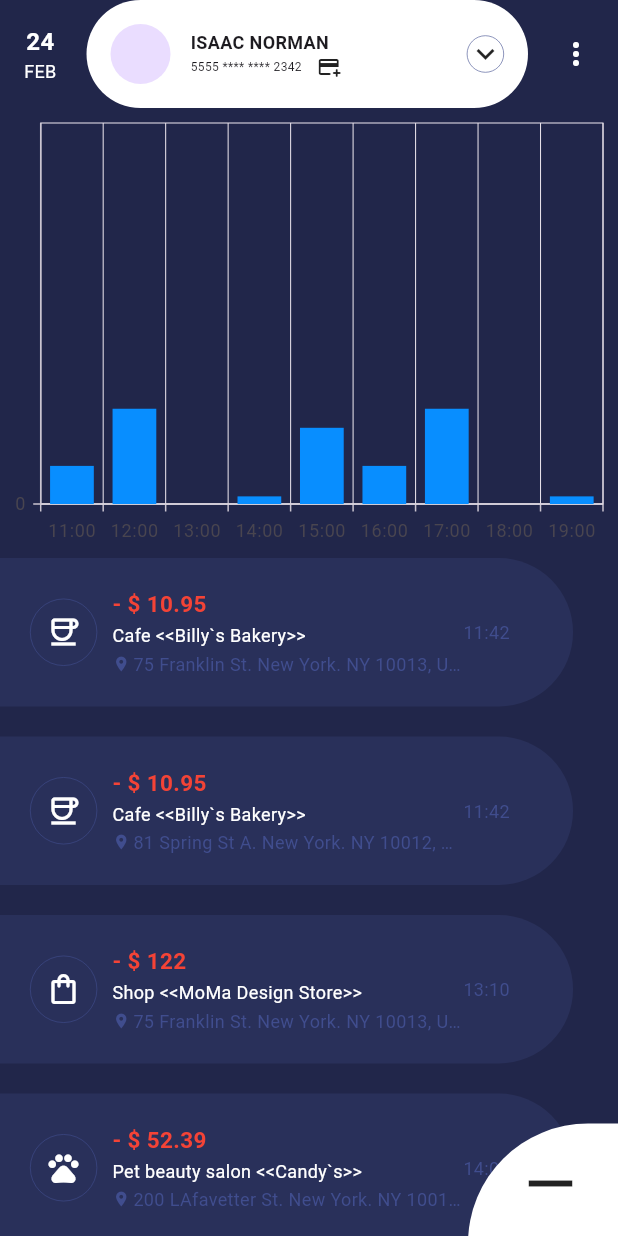
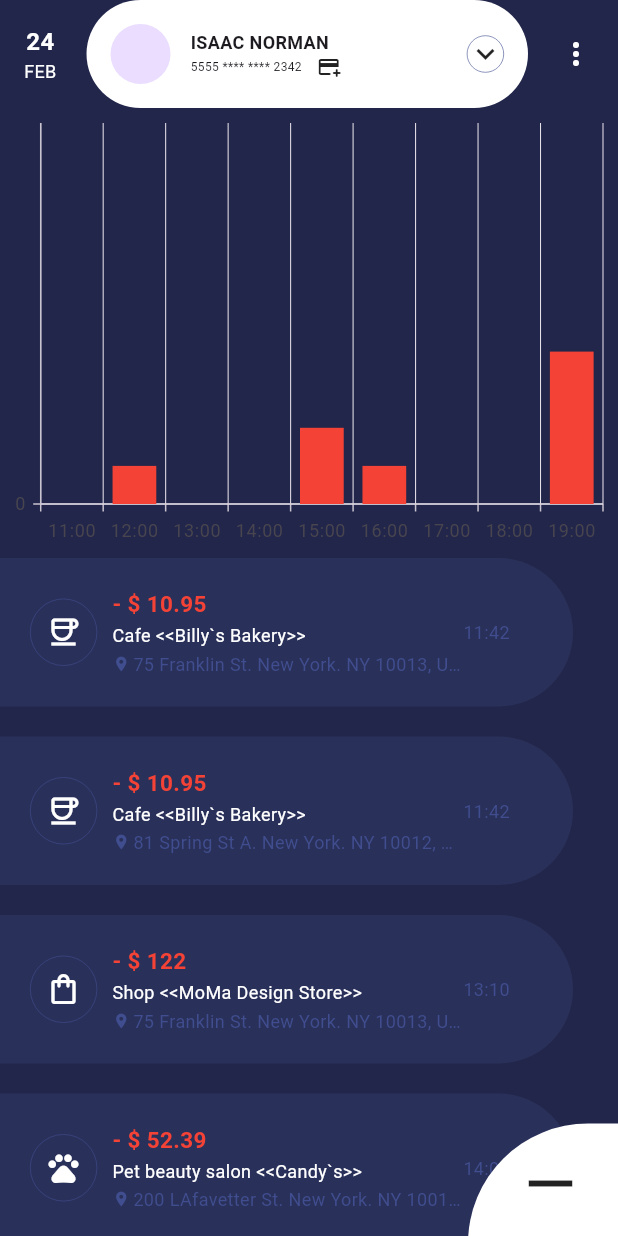
Before and after one commit to TheAbror/kyla, a Flutter app: the screen it shows after launch, on a phone screen of 412 x 824 dp. Run offline on Flutter 3.47's test engine with Material 3 defaults, Android fonts, the phone set to English and light mode, and no system bars; drawn by our look-alikes of flutter_slidable; our stand-ins replace bot_toast, syncfusion_flutter_charts.

```diff
--- a/lib/presentation/home_page/home_model.dart
+++ b/lib/presentation/home_page/home_model.dart
@@ -1,6 +1,7 @@
 import 'package:flutter/material.dart';
 
 class ShopModel {
+  final int id;
   final double price;
   final String name;
   final String address;
@@ -8,6 +9,7 @@ class ShopModel {
   final Widget icon;
 
   ShopModel({
+    required this.id,
     required this.price,
     required this.name,
     required this.address,
@@ -18,6 +20,7 @@ class ShopModel {
 
 final allShops = [
   ShopModel(
+    id: 0,
     price: -10.95,
     name: 'Cafe <<Billy`s Bakery>>',
     address: '75 Franklin St. New York. NY 10013, USA',
@@ -25,6 +28,7 @@ final allShops = [
     icon: const Icon(Icons.coffee_outlined, color: Colors.white),
   ),
   ShopModel(
+    id: 1,
     price: -10.95,
     name: 'Cafe <<Billy`s Bakery>>',
     address: '81 Spring St A. New York. NY 10012, USA',
@@ -32,6 +36,7 @@ final allShops = [
     icon: const Icon(Icons.coffee_outlined, color: Colors.white),
   ),
   ShopModel(
+    id: 2,
     price: -122,
     name: 'Shop <<MoMa Design Store>>',
     address: '75 Franklin St. New York. NY 10013, USA',
@@ -39,6 +44,7 @@ final allShops = [
     icon: const Icon(Icons.shopping_bag_outlined, color: Colors.white),
   ),
   ShopModel(
+    id: 3,
     price: -52.39,
     name: 'Pet beauty salon <<Candy`s>>',
     address: '200 LAfavetter St. New York. NY 10012, USA',
--- a/lib/presentation/home_page/home_page.dart
+++ b/lib/presentation/home_page/home_page.dart
@@ -1,4 +1,5 @@
 import 'package:flutter/material.dart';
+import 'package:flutter_slidable/flutter_slidable.dart';
 import 'package:kyla/presentation/home_page/home_model.dart';
 import 'package:kyla/presentation/home_page/models/chart_models.dart';
 import 'package:kyla/presentation/home_page/widgets/custom_app_bar.dart';
@@ -13,24 +14,25 @@ class HomePage extends StatefulWidget {
   State<HomePage> createState() => _HomePageState();
 }
 
-class _HomePageState extends State<HomePage> {
+class _HomePageState extends State<HomePage> with SingleTickerProviderStateMixin {
   List<ShopModel> shops = allShops;
 
   late List<ChartData> data;
   late TooltipBehavior _tooltip;
+  late final controller = SlidableController(this);
 
   @override
   void initState() {
     data = [
-      ChartData('11:00', 2),
-      ChartData('12:00', 5),
+      ChartData('11:00', 0),
+      ChartData('12:00', 2),
       ChartData('13:00', 0),
-      ChartData('14:00', 0.4),
+      ChartData('14:00', 0),
       ChartData('15:00', 4),
       ChartData('16:00', 2),
-      ChartData('17:00', 5),
+      ChartData('17:00', 0),
       ChartData('18:00', 0),
-      ChartData('19:00', 0.4),
+      ChartData('19:00', 8),
     ];
     _tooltip = TooltipBehavior(enable: true);
     super.initState();
@@ -49,27 +51,74 @@ class _HomePageState extends State<HomePage> {
                 children: [
                   const CustomAppBar(),
                   SfCartesianChart(
-                    primaryXAxis: const CategoryAxis(),
+                    primaryXAxis: const CategoryAxis(borderColor: Colors.transparent),
                     primaryYAxis: const NumericAxis(minimum: 0, maximum: 20, interval: 100),
                     tooltipBehavior: _tooltip,
+                    borderColor: Colors.transparent,
+                    plotAreaBorderColor: Colors.transparent,
+                    plotAreaBackgroundColor: Colors.transparent,
                     series: <CartesianSeries<ChartData, String>>[
                       ColumnSeries<ChartData, String>(
                         dataSource: data,
                         xValueMapper: (ChartData data, _) => data.x,
                         yValueMapper: (ChartData data, _) => data.y,
                         name: 'Gold',
-                        color: const Color.fromRGBO(8, 142, 255, 1),
-                      )
+                        color: Colors.red,
+                      ),
                     ],
                   ),
                   ListView.builder(
                     shrinkWrap: true,
                     itemCount: shops.length,
-                    physics: const NeverScrollableScrollPhysics(),
                     itemBuilder: (context, index) {
-                      return ShopsItem(
-                        shops: shops,
-                        index: index,
+                      return Slidable(
+                        key: ValueKey(shops[index].id),
+                        endActionPane: ActionPane(
+                          motion: const ScrollMotion(),
+                          children: [
+                            Container(
+                              decoration: BoxDecoration(
+                                color: Colors.orange,
+                                borderRadius: BorderRadius.circular(50),
+                              ),
+                              child: Row(
+                                mainAxisSize: MainAxisSize.min,
+                                children: [
+                                  Container(
+                                    padding: const EdgeInsets.all(16),
+                                    child: const Icon(Icons.telegram, color: Colors.white),
+                                  ),
+                                  const SizedBox(
+                                    height: 24,
+                                    child: VerticalDivider(
+                                      width: 1,
+                                      color: Colors.white,
+                                    ),
+                                  ),
+                                  Container(
+                                    padding: const EdgeInsets.all(16),
+                                    child: const Icon(Icons.edit, color: Colors.white),
+                                  ),
+                                  const SizedBox(
+                                    height: 24,
+                                    child: VerticalDivider(
+                                      width: 1,
+                                      color: Colors.white,
+                                    ),
+                                  ),
+                                  Container(
+                                    padding: const EdgeInsets.all(16),
+                                    child: const Icon(Icons.delete, color: Colors.white),
+                                  ),
+                                ],
+                              ),
+                            )
+                          ],
+                        ),
+                        child: ShopsItem(
+                          shops: shops,
+                          index: index,
+                        ),
                       );
                     },
                   ),
@@ -82,4 +131,6 @@ class _HomePageState extends State<HomePage> {
       ),
     );
   }
+
+  void doNothing(BuildContext context) {}
 }
--- a/pubspec.yaml
+++ b/pubspec.yaml
@@ -39,6 +39,8 @@ dependencies:
   # intl: 0.17.0
 
   syncfusion_flutter_charts: ^26.2.9
+
+  flutter_slidable: ^3.1.1
 
 dev_dependencies:
   flutter_test:
```
Also changed, not shown: pubspec.lock.
